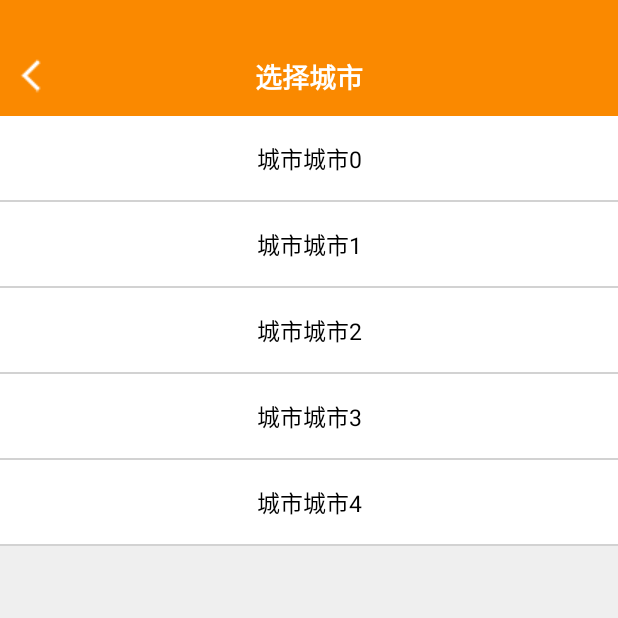
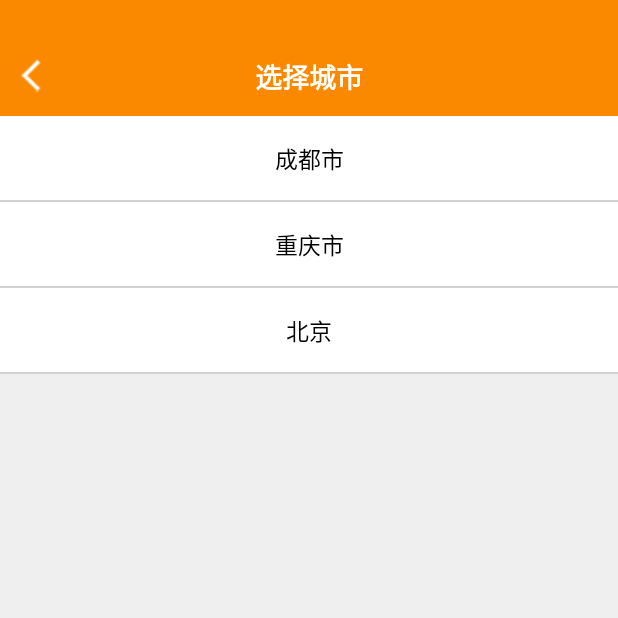
Before and after one commit to ZhuRose/ZhongBao_Android, an Android app: the screen it shows after launch (ChoseCityActivity), after a tap on "成都市", on a phone screen of 412 x 824 dp, the top half of it. Run offline under Robolectric (Android 15) with nearby library versions, the phone set to English and light mode, and no system bars; our stand-ins replace ButterKnife; libraries missing offline, so code that uses them is left out: com.jakewharton.disklrucache, com.nostra13.universalimageloader, in.srain.cube; 7 statements that could not run were skipped.

Commit message:
解决了url编码问题
解决了url编码问题

```diff
--- a/app/src/main/java/com/edu/uestc/zhongbao_android/controller/login/LoginActivity.java
+++ b/app/src/main/java/com/edu/uestc/zhongbao_android/controller/login/LoginActivity.java
@@ -119,6 +119,8 @@ public class LoginActivity extends BaseActivity {
         userEdit.addTextChangedListener(textWatcher);
         pwdEdit.addTextChangedListener(textWatcher);
         loginBtn.setEnabled(false);
+        userEdit.setText("17713574326");
+        pwdEdit.setText("123456");
     }
 
     @Override
--- a/app/src/main/java/com/edu/uestc/zhongbao_android/controller/main/home/chose_city/ChoseCityActivity.java
+++ b/app/src/main/java/com/edu/uestc/zhongbao_android/controller/main/home/chose_city/ChoseCityActivity.java
@@ -25,6 +25,7 @@ public class ChoseCityActivity extends BaseListActivity {
     ChoseCityAdapter adapter;
 
     public static final int ChoseCityTag = 101;
+    String[] citys = {"成都市", "重庆市", "北京"};
 
     @Override
     protected void initView() {
@@ -36,7 +37,7 @@ public class ChoseCityActivity extends BaseListActivity {
             @Override
             public void onItemClick(AdapterView<?> parent, View view, int position, long id) {
                 Intent intent = new Intent();
-                intent.putExtra("city", "城市"+position);
+                intent.putExtra("city", citys[position]);
                 setResult(ChoseCityTag, intent);
                 finishAfterTransition();
             }
@@ -47,7 +48,7 @@ public class ChoseCityActivity extends BaseListActivity {
 
         @Override
         public int getCount() {
-            return 5;
+            return citys.length;
         }
 
         @Override
@@ -72,7 +73,7 @@ public class ChoseCityActivity extends BaseListActivity {
             } else {
                 viewHolder = (BaseViewHolder)convertView.getTag();
             }
-            viewHolder.setTitle("城市城市"+position);
+            viewHolder.setTitle(citys[position]);
             return convertView;
         }
     }
--- a/app/src/main/java/com/edu/uestc/zhongbao_android/controller/main/me/MeFragment.java
+++ b/app/src/main/java/com/edu/uestc/zhongbao_android/controller/main/me/MeFragment.java
@@ -94,7 +94,8 @@ public class MeFragment extends BaseFragment {
 
     public void setupHeadView() {
         if (UserManager.shareManager(mActivity).getHasLogin()) {
-            if (UserManager.shareManager(mActivity).getHeadpicBase64() != "") {
+            if (UserManager.shareManager(mActivity).getHeadpicBase64() != null) {
+//                ImageLoadManager.shareManager().displayImage(Constant.getMainImageUrl()+UserManager.shareManager(mActivity).getHeadpic(), iconView);
                 iconView.setImageBitmap(Base64Util.base64ToBitmap(UserManager.shareManager(mActivity).getHeadpicBase64()));
             } else {
                 ImageLoadManager.shareManager().displayImage(Constant.getMainImageUrl()+UserManager.shareManager(mActivity).getHeadpic(), iconView);
--- a/app/src/main/java/com/edu/uestc/zhongbao_android/utils/cache/ZhuHttpWithCacheManager.java
+++ b/app/src/main/java/com/edu/uestc/zhongbao_android/utils/cache/ZhuHttpWithCacheManager.java
@@ -13,6 +13,8 @@ import com.google.gson.JsonSyntaxException;
 
 
 import java.io.IOException;
+import java.io.UnsupportedEncodingException;
+import java.net.URLEncoder;
 import java.util.Iterator;
 import java.util.Map;
 import java.util.concurrent.TimeUnit;
@@ -64,10 +66,7 @@ public class ZhuHttpWithCacheManager {
 
     private ZhuHttpWithCacheManager(Context context) {
         this.context = context;
-        httpClient = new OkHttpClient.Builder()
-                .connectTimeout(10, TimeUnit.SECONDS)
-                .readTimeout(20, TimeUnit.SECONDS)
-                .build();
+        httpClient = new OkHttpClient();
         cacheManager = ZhuCacheManager.getInstance(context);
         gson = new Gson();
     }
@@ -150,6 +149,11 @@ public class ZhuHttpWithCacheManager {
             Map.Entry<String, String> entry = entries.next();
             String key = entry.getKey();
             String value = entry.getValue();
+            try {
+                value = URLEncoder.encode(entry.getValue(), "utf-8");
+            } catch (UnsupportedEncodingException e) {
+                e.printStackTrace();
+            }
             builder.addEncoded(key, value);
         }
         return builder.build();
@@ -183,6 +187,11 @@ public class ZhuHttpWithCacheManager {
             Map.Entry<String, String> entry = entries.next();
             String key = entry.getKey();
             String value = entry.getValue();
+            try {
+                value = URLEncoder.encode(entry.getValue(), "utf-8");
+            } catch (UnsupportedEncodingException e) {
+                e.printStackTrace();
+            }
             builder.append(key+"="+value+"&");
         }
         builder.deleteCharAt(builder.length()-1);
--- a/app/src/main/res/drawable/btn_submit.xml
+++ b/app/src/main/res/drawable/btn_submit.xml
@@ -8,7 +8,7 @@
     </item>
     <item android:state_enabled="false" >
         <shape>
-            <solid android:color="@color/colorUnable"/>
+            <solid android:color="@color/colorUnable"/>in
             <corners android:radius="6dp"/>
         </shape>
     </item>
--- a/app/src/main/res/layout/view_input.xml
+++ b/app/src/main/res/layout/view_input.xml
@@ -8,7 +8,7 @@
     <Button
         android:id="@+id/input_sendBtn"
         android:text="确定"
-        android:textColor="@drawable/text_submit"
+        android:textColor="#fff"
         android:textSize="14sp"
         android:background="@drawable/btn_submit"
         android:layout_width="72dp"
```
Also changed, not shown: app/src/main/java/com/edu/uestc/zhongbao_android/controller/main/me/info/InfoActivity.java (+4 -6 lines), app/src/main/java/com/edu/uestc/zhongbao_android/utils/Base64Util.java (+17 -11 lines).
